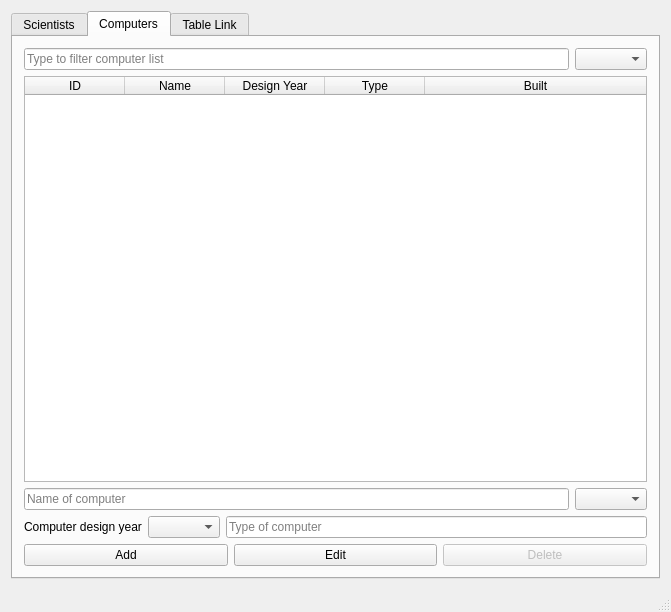
This is mainwindow.ui in marin16/Skil3 as Qt 5 draws it before an edit. The edited form follows.
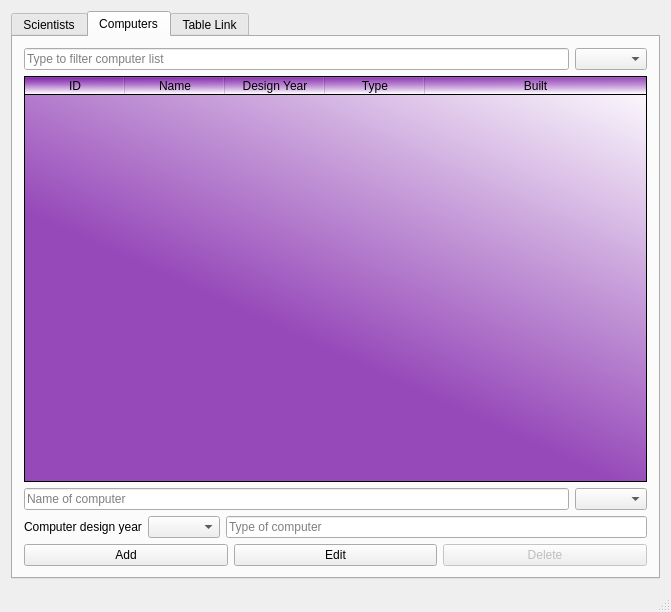
This is the edited form. The open tabs and pages were chosen to show the change.

Commit message: table double click edit removed

Patch:
```diff
--- a/mainwindow.ui
+++ b/mainwindow.ui
@@ -13,10 +13,16 @@
   <property name="windowTitle">
    <string>MainWindow</string>
   </property>
+  <property name="styleSheet">
+   <string notr="true"/>
+  </property>
   <widget class="QWidget" name="centralWidget">
    <layout class="QVBoxLayout" name="verticalLayout">
     <item>
      <widget class="QTabWidget" name="tabWidget">
+      <property name="styleSheet">
+       <string notr="true"/>
+      </property>
       <property name="currentIndex">
        <number>1</number>
       </property>
@@ -248,6 +254,9 @@
             <height>0</height>
            </size>
           </property>
+          <property name="styleSheet">
+           <string notr="true">Background-color:qlineargradient(spread:pad, x1:0.512, y1:0.692909, x2:1, y2:0, stop:0 rgba(109, 0, 158, 181), stop:1 rgba(255, 255, 255, 255))</string>
+          </property>
           <property name="alternatingRowColors">
            <bool>true</bool>
           </property>
```
Left out of the diff: 17 changed lines with no effect on the pictures.
